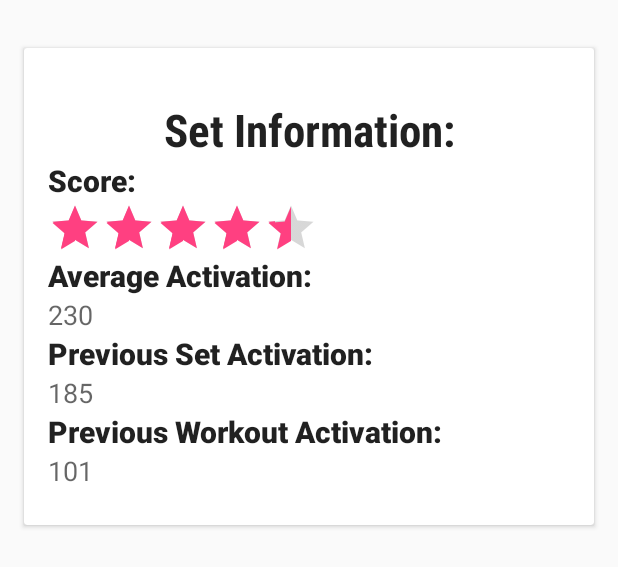
After one commit to ridwankhan/navapp, an Android app: the layout card_model.xml on its own in the app's theme, with its tools: preview values and no code run, on a phone screen of 412 x 824 dp. The commit adds this screen. Shown: the top 567 px of the screen. Run offline under Robolectric (Android 15) with nearby library versions, the phone set to English and light mode, and no system bars.

Commit message:
added set/workout details pages and card model for the cardview

```diff
--- /dev/null
+++ b/app/src/main/res/layout/card_model.xml
@@ -0,0 +1,81 @@
+<?xml version="1.0" encoding="utf-8"?>
+<android.support.v7.widget.CardView xmlns:android="http://schemas.android.com/apk/res/android"
+    android:layout_width="match_parent"
+    android:layout_height="wrap_content"
+    android:layout_marginTop="32dp"
+    android:layout_marginBottom="@dimen/card_margin"
+    android:layout_marginLeft="@dimen/card_margin"
+    android:layout_marginRight="@dimen/card_margin">
+    <LinearLayout
+        style="@style/Widget.CardContent"
+        android:layout_width="match_parent"
+        android:layout_height="wrap_content">
+        <TextView
+            android:id="@+id/set_info"
+            android:layout_width="match_parent"
+            android:layout_height="wrap_content"
+            android:gravity="center"
+            android:layout_marginTop="10dp"
+            android:textSize="30sp"
+            android:fontFamily="sans-serif-condensed"
+            android:lineSpacingMultiplier="0.85"
+            android:textStyle="bold"
+            android:textAppearance="@style/TextAppearance.AppCompat.Title"
+            android:text="Set Information:" />
+        <TextView
+            android:id="@+id/set_score"
+            android:layout_width="match_parent"
+            android:layout_height="wrap_content"
+            android:textStyle="bold"
+            android:textAppearance="@style/TextAppearance.AppCompat.Title"
+            android:text="Score:" />
+        <RatingBar
+            android:id="@+id/score_detail"
+            android:layout_width="wrap_content"
+            android:layout_height="wrap_content"
+            style="?android:attr/ratingBarStyleIndicator"
+            android:numStars="5"
+            android:rating="4.2"
+            android:stepSize="0.01"
+            android:isIndicator="true" />
+        <TextView
+            android:id="@+id/set_activation"
+            android:layout_width="match_parent"
+            android:layout_height="wrap_content"
+            android:text="Average Activation: "
+            android:textStyle="bold"
+            android:textAppearance="@style/TextAppearance.AppCompat.Title" />
+        <TextView
+            android:id="@+id/activation_detail"
+            android:layout_width="match_parent"
+            android:layout_height="wrap_content"
+            android:textAppearance="@style/TextAppearance.AppCompat.Medium"
+            android:text="230" />
+        <TextView
+            android:id="@+id/prev_set"
+            android:layout_width="match_parent"
+            android:layout_height="wrap_content"
+            android:text="Previous Set Activation: "
+            android:textStyle="bold"
+            android:textAppearance="@style/TextAppearance.AppCompat.Title" />
+        <TextView
+            android:id="@+id/prev_set_detail"
+            android:layout_width="match_parent"
+            android:layout_height="wrap_content"
+            android:text="185"
+            android:textAppearance="@style/TextAppearance.AppCompat.Medium" />
+        <TextView
+            android:id="@+id/prev_workout"
+            android:layout_width="match_parent"
+            android:layout_height="wrap_content"
+            android:text="Previous Workout Activation:"
+            android:textStyle="bold"
+            android:textAppearance="@style/TextAppearance.AppCompat.Title" />
+        <TextView
+            android:id="@+id/prev_workout_detail"
+            android:layout_width="match_parent"
+            android:layout_height="wrap_content"
+            android:text="101"
+            android:textAppearance="@style/TextAppearance.AppCompat.Medium" />
+    </LinearLayout>
+</android.support.v7.widget.CardView>
--- /dev/null
+++ b/app/src/main/res/layout/fragment_workout_list.xml
@@ -0,0 +1,26 @@
+<?xml version="1.0" encoding="utf-8"?>
+<LinearLayout xmlns:android="http://schemas.android.com/apk/res/android"
+    android:orientation="vertical"
+    xmlns:app="http://schemas.android.com/apk/res-auto"
+    android:id="@+id/main_content"
+    android:layout_width="match_parent"
+    android:layout_height="match_parent"
+    android:fitsSystemWindows="true"
+    android:scrollbarAlwaysDrawVerticalTrack="true"
+    android:layout_marginTop="56dp">
+    <RelativeLayout
+        android:layout_width="match_parent"
+        android:layout_height="match_parent"
+        app:layout_behavior="@string/appbar_scrolling_view_behavior">
+        <ListView
+            android:layout_width="match_parent"
+            android:layout_height="match_parent"
+            android:orientation="vertical"
+            android:paddingTop="4dp"
+            android:dividerHeight="10.0sp"
+            android:layout_marginRight="@dimen/activity_horizontal_margin"
+            android:layout_marginLeft="@dimen/activity_horizontal_margin"
+            android:divider="@android:color/transparent"
+            android:id="@+id/listviewDetail"></ListView>
+    </RelativeLayout>
+</LinearLayout>
--- a/app/src/main/res/values/dimens.xml
+++ b/app/src/main/res/values/dimens.xml
@@ -2,4 +2,5 @@
     <!-- Default screen margins, per the Android Design guidelines. -->
     <dimen name="activity_horizontal_margin">16dp</dimen>
     <dimen name="activity_vertical_margin">16dp</dimen>
+    <dimen name="card_margin">16dp</dimen>
 </resources>
--- a/app/src/main/res/values/styles.xml
+++ b/app/src/main/res/values/styles.xml
@@ -7,5 +7,12 @@
         <item name="colorPrimaryDark">@color/colorPrimaryDark</item>
         <item name="colorAccent">@color/colorAccent</item>
     </style>
+    <style name="Widget.CardContent" parent="android:Widget">
+        <item name="android:paddingLeft">16dp</item>
+        <item name="android:paddingRight">16dp</item>
+        <item name="android:paddingTop">24dp</item>
+        <item name="android:paddingBottom">24dp</item>
+        <item name="android:orientation">vertical</item>
+    </style>
 
 </resources>
```
